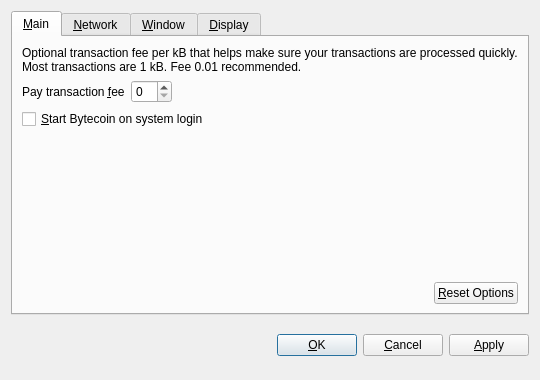
Qt form src/qt/forms/optionsdialog.ui (mistercoin/bitblox) before a commit.
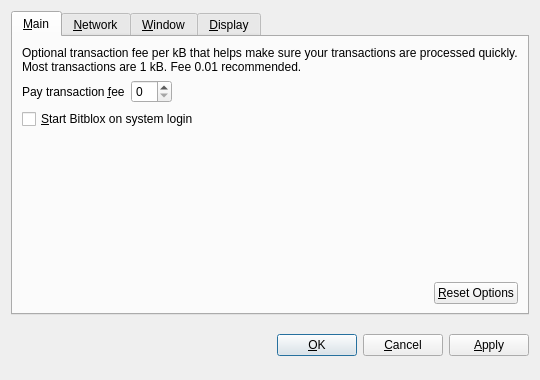
The same form after that commit. Custom widgets are drawn as their Qt base class.

```diff
--- a/src/qt/forms/optionsdialog.ui
+++ b/src/qt/forms/optionsdialog.ui
@@ -82,7 +82,7 @@
           <string>Automatically start Bitcoin after logging in to the system.</string>
          </property>
          <property name="text">
-          <string>&amp;Start Bytecoin on system login</string>
+          <string>&amp;Start Bitblox on system login</string>
          </property>
         </widget>
        </item>
```
